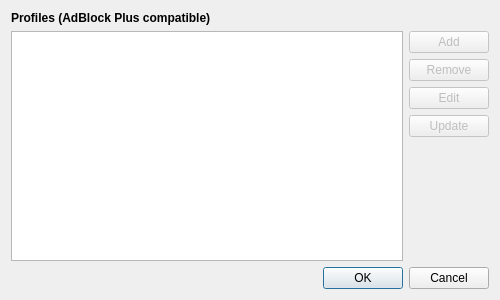
The window that src/ui/preferences/ContentBlockingDialog.ui (OtterBrowser/otter-browser) describes before a commit, drawn with Qt 5.
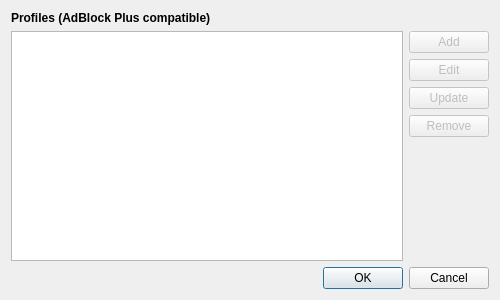
The same window after the commit. Custom widgets are drawn as their Qt base class.

Commit message: Update list when content blocking definitions are updated

Diff of the .ui file:
```diff
--- a/src/ui/preferences/ContentBlockingDialog.ui
+++ b/src/ui/preferences/ContentBlockingDialog.ui
@@ -61,16 +61,6 @@
          </property>
         </widget>
        </item>
-       <item>
-        <widget class="QPushButton" name="removeButton">
-         <property name="enabled">
-          <bool>false</bool>
-         </property>
-         <property name="text">
-          <string>Remove</string>
-         </property>
-        </widget>
-       </item>
        <item>
         <widget class="QPushButton" name="editButton">
          <property name="enabled">
@@ -91,6 +81,16 @@
          </property>
         </widget>
        </item>
+       <item>
+        <widget class="QPushButton" name="removeButton">
+         <property name="enabled">
+          <bool>false</bool>
+         </property>
+         <property name="text">
+          <string>Remove</string>
+         </property>
+        </widget>
+       </item>
        <item>
         <spacer name="verticalSpacer">
          <property name="orientation">
```
The commit also changes 6 other files.
